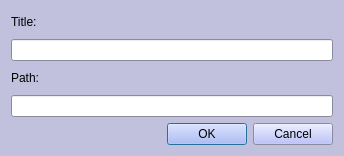
Qt form LHCbDIRAC/BookkeepingSystem/Gui/Widget/AddBookmarks.ui (antolu/LHCbDIRAC) before a commit.
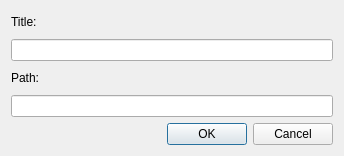
The same form after that commit.

Commit message: I changed back the original color!

The edit to the form file:
```diff
--- a/LHCbDIRAC/BookkeepingSystem/Gui/Widget/AddBookmarks.ui
+++ b/LHCbDIRAC/BookkeepingSystem/Gui/Widget/AddBookmarks.ui
@@ -10,98 +10,7 @@
     <height>156</height>
    </rect>
   </property>
-  <property name="palette">
-   <palette>
-    <active>
-     <colorrole role="Button">
-      <brush brushstyle="SolidPattern">
-       <color alpha="255">
-        <red>170</red>
-        <green>178</green>
-        <blue>249</blue>
-       </color>
-      </brush>
-     </colorrole>
-     <colorrole role="Base">
-      <brush brushstyle="SolidPattern">
-       <color alpha="255">
-        <red>255</red>
-        <green>255</green>
-        <blue>255</blue>
-       </color>
-      </brush>
-     </colorrole>
-     <colorrole role="Window">
-      <brush brushstyle="SolidPattern">
-       <color alpha="255">
-        <red>193</red>
-        <green>193</green>
-        <blue>221</blue>
-       </color>
-      </brush>
-     </colorrole>
-    </active>
-    <inactive>
-     <colorrole role="Button">
-      <brush brushstyle="SolidPattern">
-       <color alpha="255">
-        <red>170</red>
-        <green>178</green>
-        <blue>249</blue>
-       </color>
-      </brush>
-     </colorrole>
-     <colorrole role="Base">
-      <brush brushstyle="SolidPattern">
-       <color alpha="255">
-        <red>255</red>
-        <green>255</green>
-        <blue>255</blue>
-       </color>
-      </brush>
-     </colorrole>
-     <colorrole role="Window">
-      <brush brushstyle="SolidPattern">
-       <color alpha="255">
-        <red>193</red>
-        <green>193</green>
-        <blue>221</blue>
-       </color>
-      </brush>
-     </colorrole>
-    </inactive>
-    <disabled>
-     <colorrole role="Button">
-      <brush brushstyle="SolidPattern">
-       <color alpha="255">
-        <red>170</red>
-        <green>178</green>
-        <blue>249</blue>
-       </color>
-      </brush>
-     </colorrole>
-     <colorrole role="Base">
-      <brush brushstyle="SolidPattern">
-       <color alpha="255">
-        <red>193</red>
-        <green>193</green>
-        <blue>221</blue>
-       </color>
-      </brush>
-     </colorrole>
-     <colorrole role="Window">
-      <brush brushstyle="SolidPattern">
-       <color alpha="255">
-        <red>193</red>
-        <green>193</green>
-        <blue>221</blue>
-       </color>
-      </brush>
-     </colorrole>
-    </disabled>
-   </palette>
-  </property>
-  <property name="windowTitle">
+  <property name="windowTitle" >
    <string>Dialog</string>
   </property>
   <layout class="QGridLayout" name="gridLayout">
```
Left out of the diff: 49 changed lines with no effect on the pictures. The commit also changes 22 other files.
